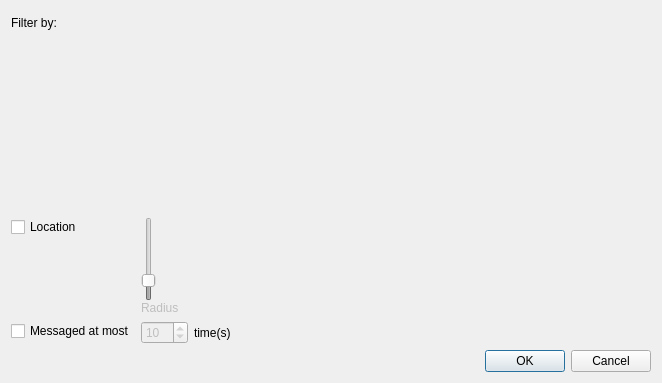
First picture: the form in src/gui/ui/filterdialog.ui, repository smalbadger/social, before the edit.
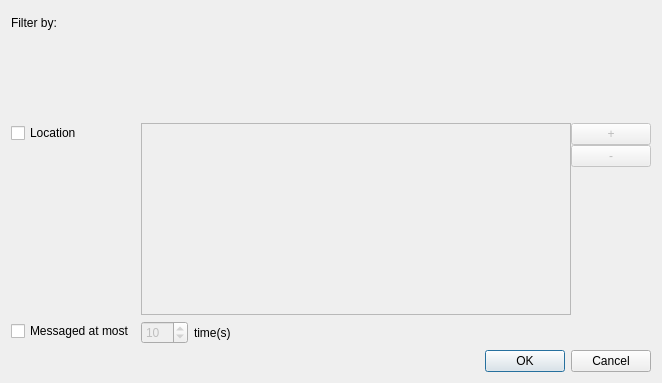
Second picture: the form after the edit.

Commit message: Finished Map Dialog

```diff
--- a/src/gui/ui/filterdialog.ui
+++ b/src/gui/ui/filterdialog.ui
@@ -95,37 +95,53 @@
          <number>0</number>
         </property>
         <item row="0" column="0">
-         <layout class="QHBoxLayout" name="locationLayout">
+         <layout class="QHBoxLayout" name="horizontalLayout_2">
+          <item>
+           <widget class="QListWidget" name="locationsList"/>
+          </item>
           <item>
            <layout class="QVBoxLayout" name="verticalLayout">
             <item>
-             <widget class="QSlider" name="radiusSlider">
+             <widget class="QPushButton" name="addLFButton">
+              <property name="sizePolicy">
+               <sizepolicy hsizetype="Fixed" vsizetype="Fixed">
+                <horstretch>0</horstretch>
+                <verstretch>0</verstretch>
+               </sizepolicy>
+              </property>
+              <property name="text">
+               <string>+</string>
+              </property>
+             </widget>
+            </item>
+            <item>
+             <widget class="QPushButton" name="deleteLFButton">
               <property name="enabled">
                <bool>false</bool>
               </property>
-              <property name="minimum">
-               <number>1</number>
+              <property name="sizePolicy">
+               <sizepolicy hsizetype="Fixed" vsizetype="Fixed">
+                <horstretch>0</horstretch>
+                <verstretch>0</verstretch>
+               </sizepolicy>
               </property>
-              <property name="maximum">
-               <number>100</number>
+              <property name="text">
+               <string>-</string>
               </property>
-              <property name="singleStep">
-               <number>5</number>
-              </property>
-              <property name="sliderPosition">
-               <number>20</number>
-              </property>
+             </widget>
+            </item>
+            <item>
+             <spacer name="verticalSpacer">
               <property name="orientation">
                <enum>Qt::Vertical</enum>
               </property>
-             </widget>
-            </item>
-            <item>
-             <widget class="QLabel" name="label">
-              <property name="text">
-               <string>Radius  </string>
+              <property name="sizeHint" stdset="0">
+               <size>
+                <width>20</width>
+                <height>40</height>
+               </size>
               </property>
-             </widget>
+             </spacer>
             </item>
            </layout>
           </item>
```
The commit also changes 2 other files.
